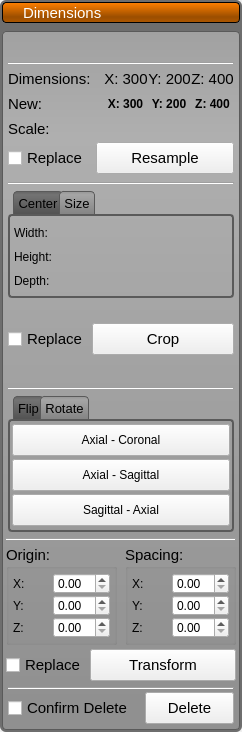
Above: Interface/AppInterface/LayerGroupWidget.ui from jessdtate/Seg3D before the change. Below: the same form after it.
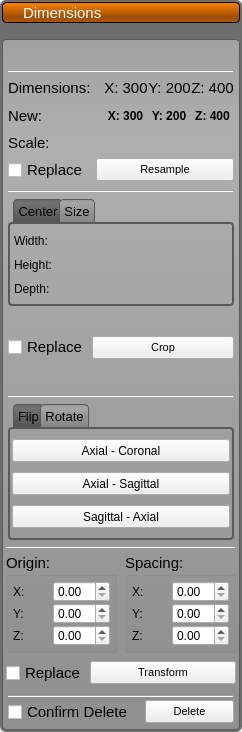
That is the form after the change. The open tabs and pages were chosen to show the change. Icons and pictures are not drawn.

Patch:
```diff
--- a/Interface/AppInterface/LayerGroupWidget.ui
+++ b/Interface/AppInterface/LayerGroupWidget.ui
@@ -883,15 +883,20 @@
                 <property name="minimumSize">
                  <size>
                   <width>0</width>
-                  <height>32</height>
+                  <height>23</height>
                  </size>
                 </property>
                 <property name="maximumSize">
                  <size>
                   <width>16777215</width>
-                  <height>32</height>
+                  <height>23</height>
                  </size>
                 </property>
+                <property name="font">
+                 <font>
+                  <pointsize>8</pointsize>
+                 </font>
+                </property>
                 <property name="text">
                  <string>Resample</string>
                 </property>
@@ -1080,7 +1085,7 @@
                 </property>
                 <item>
                  <widget class="QWidget" name="widget_5" native="true">
-                  <layout class="QHBoxLayout" name="horizontalLayout_9">
+                  <layout class="QVBoxLayout" name="horizontalLayout_9">
                    <property name="spacing">
                     <number>2</number>
                    </property>
@@ -1091,7 +1096,7 @@
                     <widget class="QLabel" name="width_label_">
                      <property name="minimumSize">
                       <size>
-                       <width>55</width>
+                       <width>36</width>
                        <height>0</height>
                       </size>
                      </property>
@@ -1105,7 +1110,7 @@
                 </item>
                 <item>
                  <widget class="QWidget" name="widget_4" native="true">
-                  <layout class="QHBoxLayout" name="horizontalLayout_7">
+                  <layout class="QVBoxLayout" name="horizontalLayout_7">
                    <property name="spacing">
                     <number>2</number>
                    </property>
@@ -1116,7 +1121,7 @@
                     <widget class="QLabel" name="height_label_">
                      <property name="minimumSize">
                       <size>
-                       <width>55</width>
+                       <width>36</width>
                        <height>0</height>
                       </size>
                      </property>
@@ -1130,7 +1135,7 @@
                 </item>
                 <item>
                  <widget class="QWidget" name="widget_6" native="true">
-                  <layout class="QHBoxLayout" name="horizontalLayout_10">
+                  <layout class="QVBoxLayout" name="horizontalLayout_10">
                    <property name="spacing">
                     <number>2</number>
                    </property>
@@ -1141,7 +1146,7 @@
                     <widget class="QLabel" name="depth_label_">
                      <property name="minimumSize">
                       <size>
-                       <width>55</width>
+                       <width>36</width>
                        <height>0</height>
                       </size>
                      </property>
@@ -1205,15 +1210,20 @@
                  <property name="minimumSize">
                   <size>
                    <width>0</width>
-                   <height>32</height>
+                   <height>23</height>
                   </size>
                  </property>
                  <property name="maximumSize">
                   <size>
                    <width>16777215</width>
-                   <height>32</height>
+                   <height>23</height>
                   </size>
                  </property>
+                 <property name="font">
+                  <font>
+                   <pointsize>8</pointsize>
+                  </font>
+                 </property>
                  <property name="text">
                   <string>Crop</string>
                  </property>
@@ -1391,13 +1401,13 @@
                   <property name="minimumSize">
                    <size>
                     <width>0</width>
-                    <height>32</height>
+                    <height>23</height>
                    </size>
                   </property>
                   <property name="maximumSize">
                    <size>
                     <width>16777215</width>
-                    <height>32</height>
+                    <height>23</height>
                    </size>
                   </property>
                   <property name="text">
@@ -1416,13 +1426,13 @@
                   <property name="minimumSize">
                    <size>
                     <width>0</width>
-                    <height>32</height>
+                    <height>23</height>
                    </size>
                   </property>
                   <property name="maximumSize">
                    <size>
                     <width>16777215</width>
-                    <height>32</height>
+                    <height>23</height>
                    </size>
                   </property>
                   <property name="text">
@@ -1441,13 +1451,13 @@
                   <property name="minimumSize">
                    <size>
                     <width>0</width>
-                    <height>32</height>
+                    <height>23</height>
                    </size>
                   </property>
                   <property name="maximumSize">
                    <size>
                     <width>16777215</width>
-                    <height>32</height>
+                    <height>23</height>
                    </size>
                   </property>
                   <property name="text">
@@ -1731,15 +1741,20 @@
                  <property name="minimumSize">
                   <size>
                    <width>0</width>
-                   <height>32</height>
+                   <height>23</height>
                   </size>
                  </property>
                  <property name="maximumSize">
                   <size>
                    <width>16777215</width>
-                   <height>32</height>
+                   <height>23</height>
                   </size>
                  </property>
+                 <property name="font">
+                  <font>
+                   <pointsize>8</pointsize>
+                  </font>
+                 </property>
                  <property name="text">
                   <string>Transform</string>
                  </property>
@@ -1784,15 +1799,20 @@
                 <property name="minimumSize">
                  <size>
                   <width>0</width>
-                  <height>32</height>
+                  <height>23</height>
                  </size>
                 </property>
                 <property name="maximumSize">
                  <size>
                   <width>16777215</width>
-                  <height>32</height>
+                  <height>23</height>
                  </size>
                 </property>
+                <property name="font">
+                 <font>
+                  <pointsize>8</pointsize>
+                 </font>
+                </property>
                 <property name="text">
                  <string>Delete</string>
                 </property>
```
Left out of the diff: 14 changed lines with no effect on the pictures.
